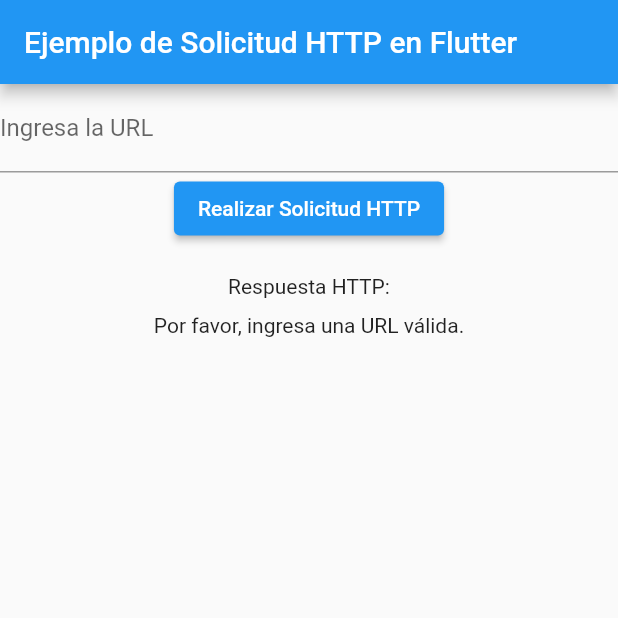
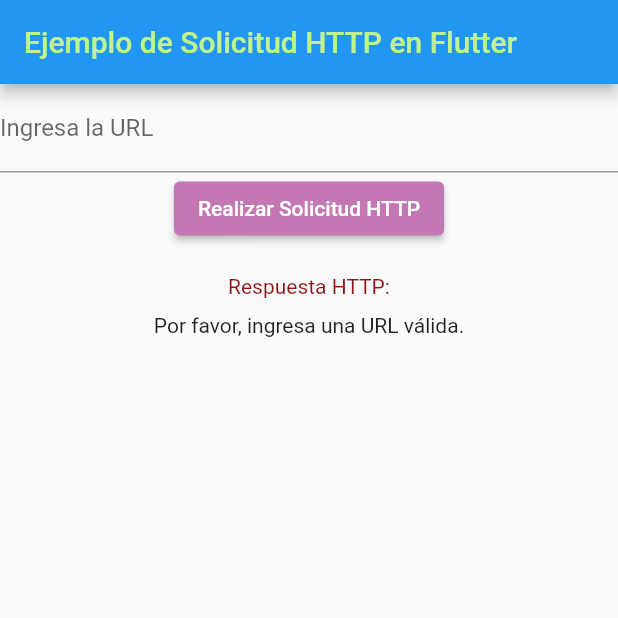
Before and after one commit to Rocio-Mendoza/expo, a Flutter app: the screen it shows after launch, after a tap on "Realizar Solicitud HTTP", on a phone screen of 412 x 824 dp, the top half of it. Run offline on Flutter 3.47's test engine with Material 2 defaults, Android fonts, the phone set to English and light mode, and no system bars.

Commit message:
Poner color

```diff
--- a/lib/main.dart
+++ b/lib/main.dart
@@ -51,7 +51,10 @@ class _MyAppState extends State<MyApp> {
       debugShowCheckedModeBanner: false,
       home: Scaffold(
         appBar: AppBar(
-          title: Text('Ejemplo de Solicitud HTTP en Flutter'),
+          title: Text(
+            'Ejemplo de Solicitud HTTP en Flutter',
+            style: TextStyle(color: Color.fromARGB(255, 191, 243, 139)), // Cambia el color del título
+          ),
         ),
         body: Center(
           child: Column(
@@ -63,12 +66,20 @@ class _MyAppState extends State<MyApp> {
               ),
               ElevatedButton(
                 onPressed: () {
-                  fetchData(urlController.text); // Llama a fetchData con la URL ingresada
+                  fetchData(urlController.text);
                 },
                 child: Text('Realizar Solicitud HTTP'),
+                style: ElevatedButton.styleFrom(
+                  primary: Color.fromARGB(255, 195, 120, 180), // Cambia el color de fondo del botón
+                ),
               ),
               SizedBox(height: 20),
-              Text('Respuesta HTTP:'),
+              Text(
+                'Respuesta HTTP:',
+                style: TextStyle(
+                  color: Color.fromARGB(255, 144, 18, 18), // Cambia el color del texto
+                ),
+              ),
               SizedBox(height: 10),
               Expanded(
                 child: SingleChildScrollView(
```
